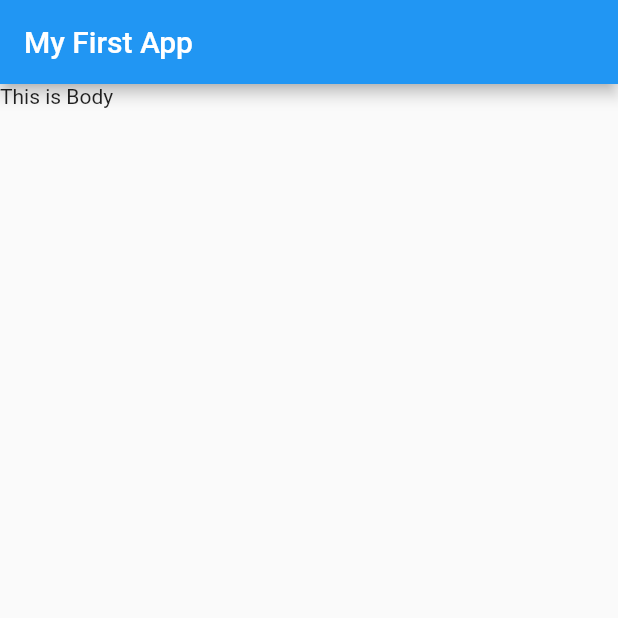
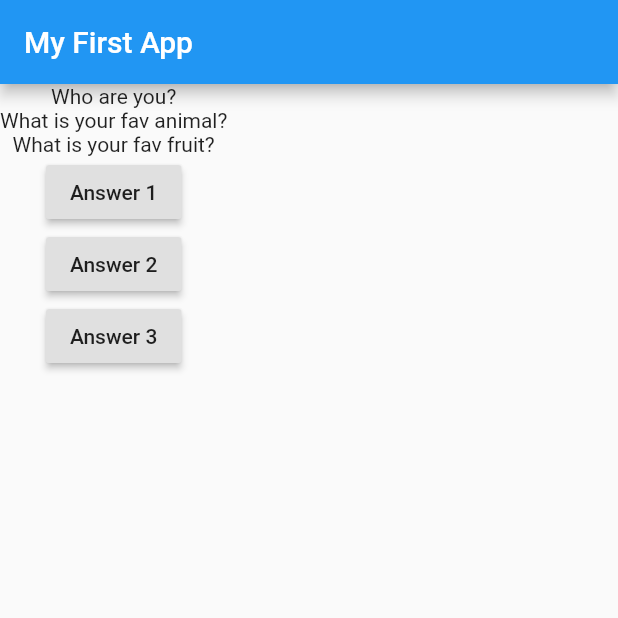
Before and after one commit to kunaldalwadi/FlutterBasics, a Flutter app: the screen it shows after launch, on a phone screen of 412 x 824 dp, the top half of it. Run offline on Flutter 3.47's test engine with Material 2 defaults, Android fonts, the phone set to English and light mode, and no system bars.

Commit message:
[KD][FB-1] Added Text and Buttons, also worked with onPressed(onclick) attribute of a Button.

```diff
--- a/lib/main.dart
+++ b/lib/main.dart
@@ -8,16 +8,51 @@ void main() {
 //class that presents the widget on the scaffold(screen)
 //very similar to class xyz extends activity
 class MyApp extends StatelessWidget {
+
+  var qIndex = 0;
+
+  void doSomething() {
+    print("Clicked this Button !");
+  }
+
   @override
   Widget build(BuildContext context) {
     // TODO: implement build
     // throw UnimplementedError();
+
+    var questions = [
+      "What is your fav colour?",
+      "What is your fav animal?",
+      "What is your fav fruit?"
+    ];
+
     return MaterialApp(
       home: Scaffold(
         appBar: AppBar(
           title: Text("My First App"),
         ),
-        body: Text("This is Body"),
+        body: Column(
+          children: [
+            Text("Who are you?"),
+            Text(questions.elementAt(1)),
+            Text(questions[2]),
+            RaisedButton(
+              child: Text("Answer 1"),
+              onPressed: doSomething,
+            ),
+            RaisedButton(
+              child: Text("Answer 2"),
+              onPressed: () => print("This is Lambda function"),
+            ),
+            RaisedButton(
+              child: Text("Answer 3"),
+              onPressed: () {
+                //... something this function does
+                print("This is the 3rd Button");
+              },
+            )
+          ],
+        ),
       ),
     );
   }
```
